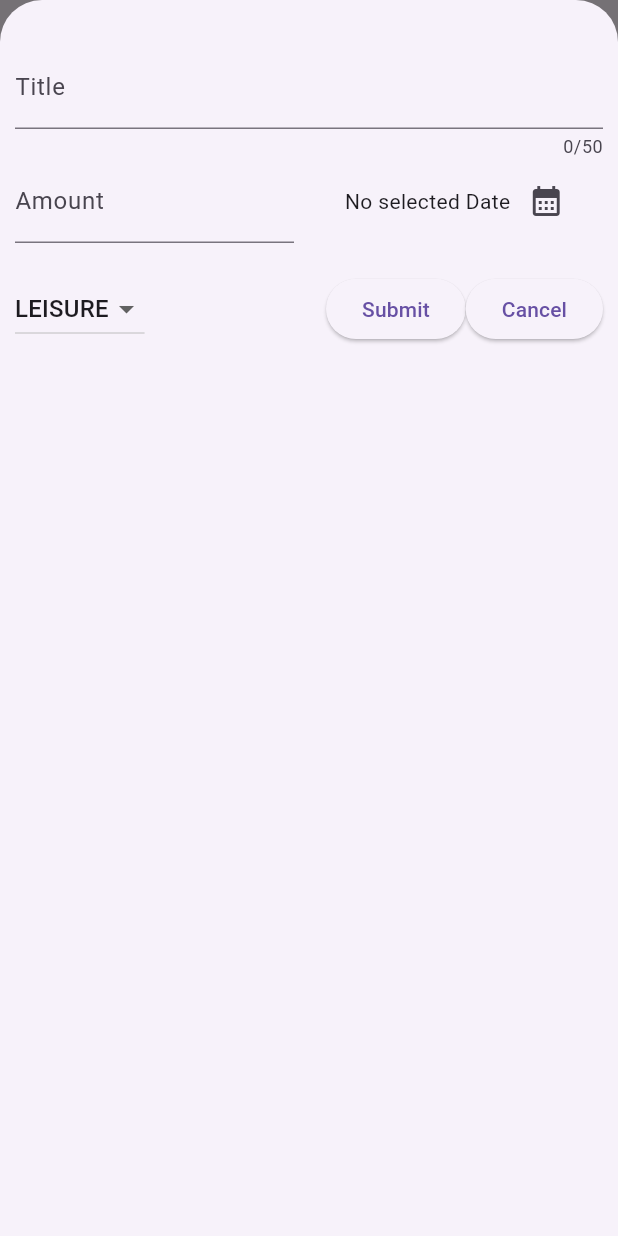
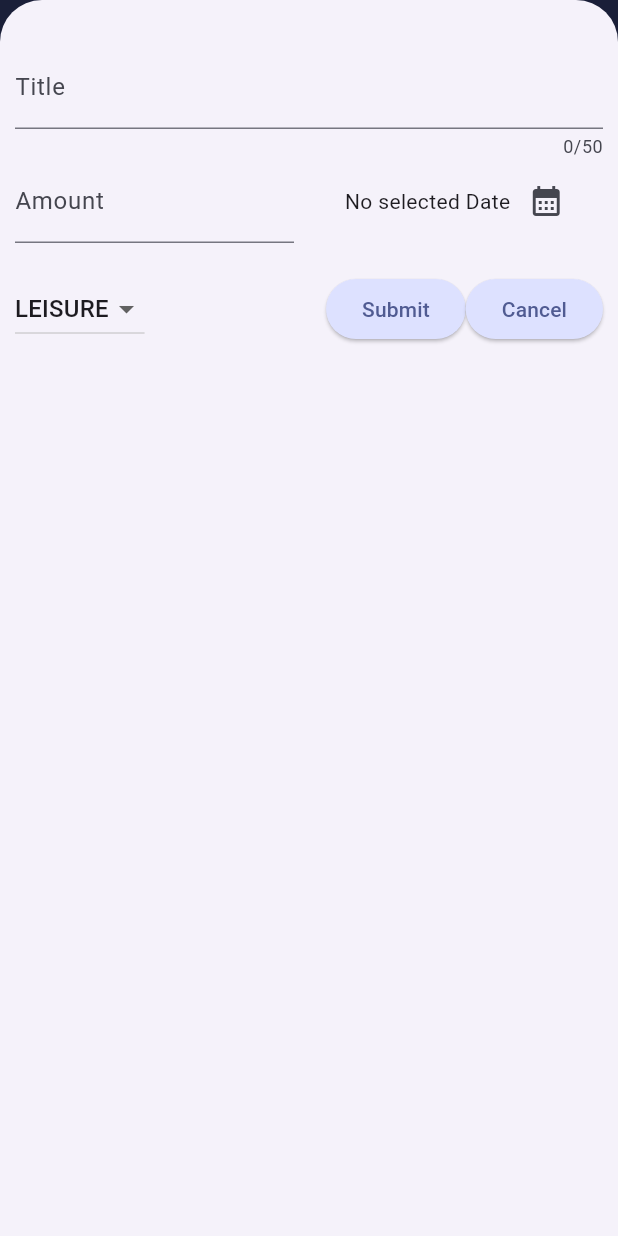
Before and after one commit to shubh-37/expense-tracker, a Flutter app: the screen it shows after launch, after a tap on the "add" icon, on a phone screen of 412 x 824 dp. Run offline on Flutter 3.47's test engine with Material 3 defaults, Android fonts, the phone set to English and light mode, and no system bars.

Commit message:
added theming of the app using ThemeData

```diff
--- a/lib/main.dart
+++ b/lib/main.dart
@@ -1,6 +1,41 @@
 import 'package:expense_tracker/widgets/expenses.dart';
 import 'package:flutter/material.dart';
 
+final kColorScheme =
+    ColorScheme.fromSeed(seedColor: const Color.fromARGB(255, 19, 52, 171));
+final kDarkColorScheme = ColorScheme.fromSeed(
+    brightness: Brightness.dark,
+    seedColor: const Color.fromARGB(255, 5, 99, 125));
 void main() {
-  runApp(const MaterialApp(home: Expenses()));
+  runApp(MaterialApp(
+      darkTheme: ThemeData.dark().copyWith(
+        colorScheme: kDarkColorScheme,
+        appBarTheme: AppBarTheme(
+            backgroundColor: kDarkColorScheme.onPrimaryContainer,
+            foregroundColor: kDarkColorScheme.primaryContainer),
+        cardTheme: const CardTheme().copyWith(
+            color: kDarkColorScheme.secondaryContainer,
+            margin: const EdgeInsets.symmetric(horizontal: 16, vertical: 10)),
+        elevatedButtonTheme: ElevatedButtonThemeData(
+            style: ElevatedButton.styleFrom(
+                backgroundColor: kDarkColorScheme.primaryContainer,
+                foregroundColor: kDarkColorScheme.onPrimaryContainer)),
+      ),
+      theme: ThemeData().copyWith(
+          colorScheme: kColorScheme,
+          appBarTheme: AppBarTheme(
+              backgroundColor: kColorScheme.onPrimaryContainer,
+              foregroundColor: kColorScheme.primaryContainer),
+          cardTheme: const CardTheme().copyWith(
+              color: kColorScheme.secondaryContainer,
+              margin: const EdgeInsets.symmetric(horizontal: 16, vertical: 10)),
+          elevatedButtonTheme: ElevatedButtonThemeData(
+              style: ElevatedButton.styleFrom(
+                  backgroundColor: kColorScheme.primaryContainer)),
+          textTheme: ThemeData().textTheme.copyWith(
+              titleLarge: TextStyle(
+                  fontWeight: FontWeight.normal,
+                  color: kColorScheme.onSecondaryContainer,
+                  fontSize: 17))),
+      home: const Expenses()));
 }
```
